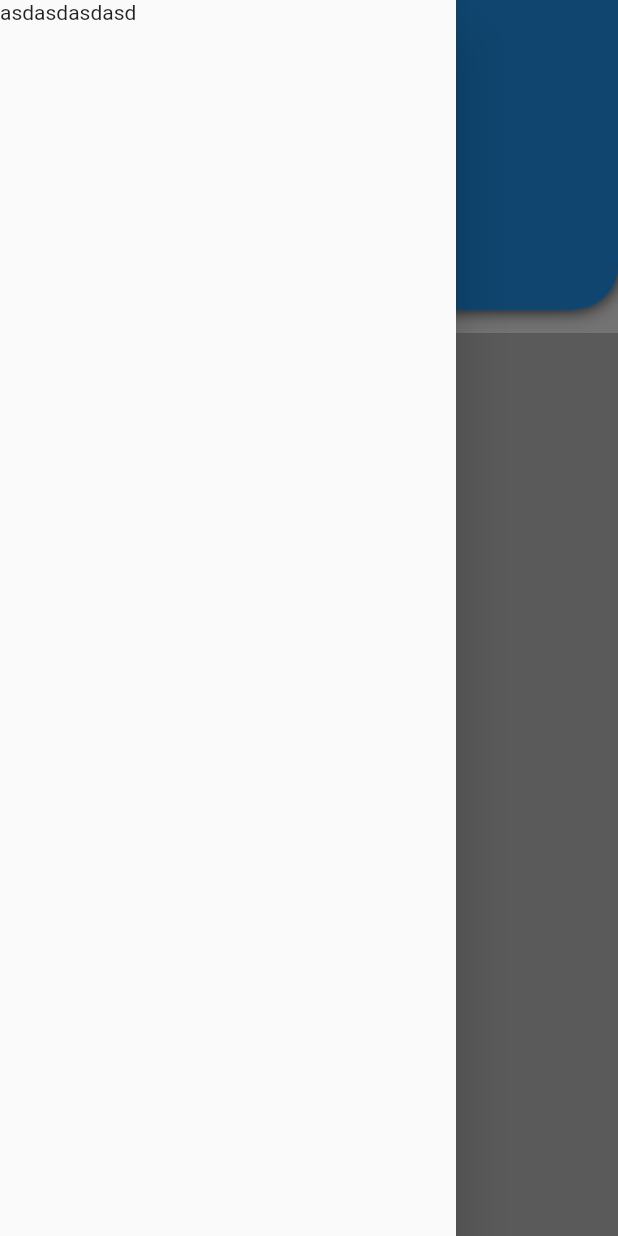
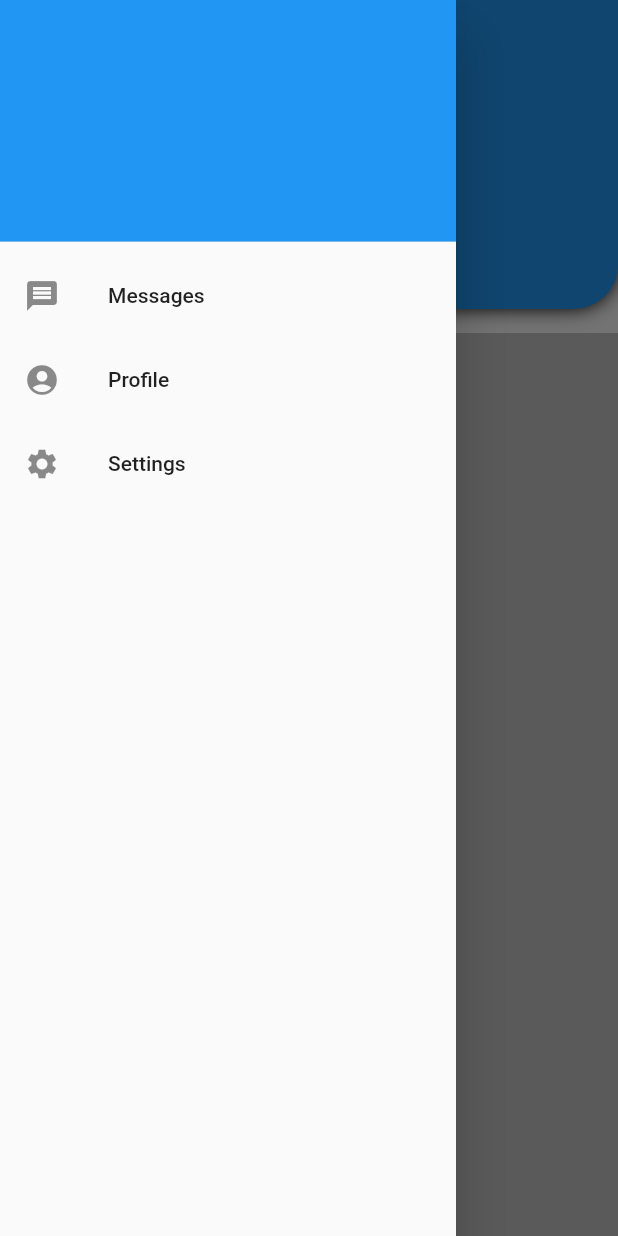
Before and after one commit to GabrielCiriaco/Cash-Builder, a Flutter app: the screen it shows after launch, with the side drawer open, on a phone screen of 412 x 824 dp. Run offline on Flutter 3.47's test engine with Material 2 defaults, Android fonts, the phone set to English and light mode, and no system bars.

Commit message:
melhorias no drawer

```diff
--- a/lib/main.dart
+++ b/lib/main.dart
@@ -1,5 +1,6 @@
 // ignore_for_file: prefer_const_constructors
 import 'package:casher/screens/botoes.dart';
+import 'package:casher/screens/drawer.dart';
 import 'package:casher/screens/grafico.dart';
 import 'package:flutter/material.dart';
 import 'package:casher/screens/financeiro.dart';
@@ -25,9 +26,7 @@ class _MyHomePageState extends State<MyHomePage> {
           title: const Text('Inicio'),
         ),
 
-        drawer: Drawer(
-          child: Text('asdasdasdasd'),
-        ),
+        drawer: Menu(),
 
         body: SingleChildScrollView(
           child: Column(
--- /dev/null
+++ b/lib/screens/drawer.dart
@@ -0,0 +1,35 @@
+// ignore_for_file: prefer_const_constructors
+
+import 'package:flutter/material.dart';
+
+class Menu extends StatelessWidget{
+  @override
+  Widget build(BuildContext context){
+    return Drawer(
+
+      child:ListView(
+        // ignore: prefer_const_literals_to_create_immutables
+        children: [
+          DrawerHeader(
+          decoration: BoxDecoration(
+            color: Colors.blue,
+          ),
+          child: null,
+          ),
+          ListTile(
+          leading: Icon(Icons.message),
+          title: Text('Messages'),
+          ),
+          ListTile(
+          leading: Icon(Icons.account_circle),
+          title: Text('Profile'),
+          ),
+          ListTile(
+          leading: Icon(Icons.settings),
+          title: Text('Settings'),
+          ),
+        ]
+      )
+    );
+  }
+}
```
